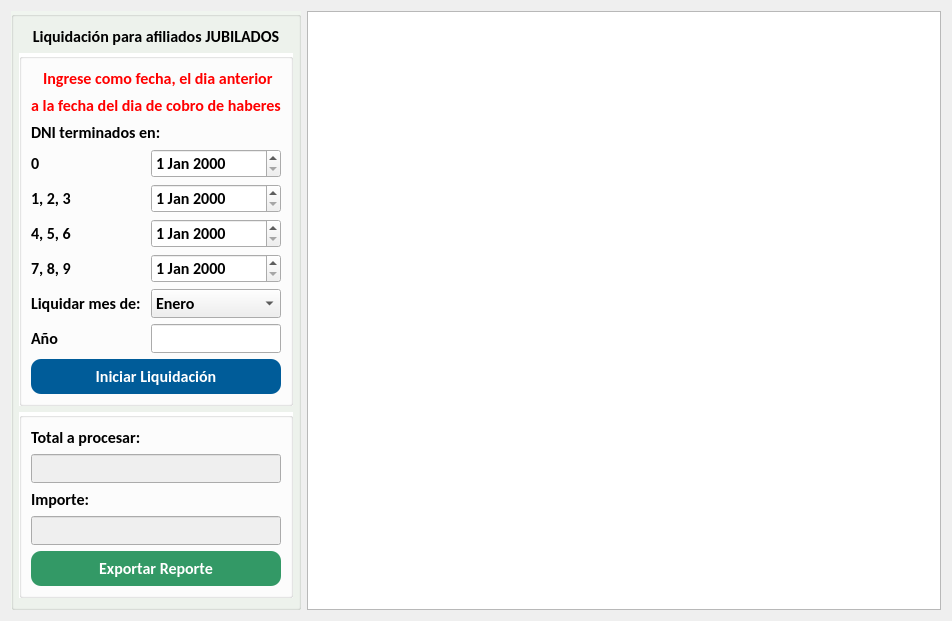
First picture: the form in gui/liquidadores/liquidadorJubilados.ui, repository shae-ra/sindicato, before the edit.
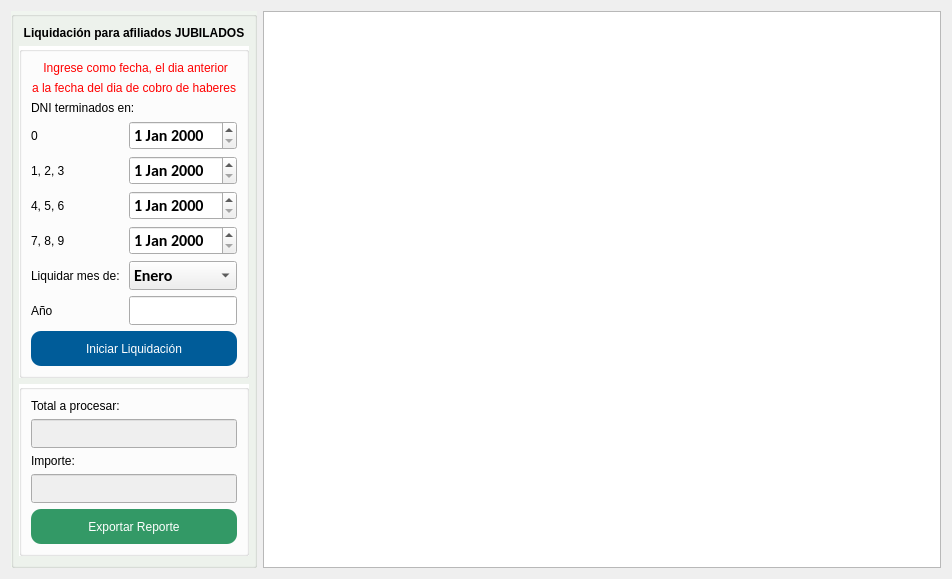
Second picture: the form after the edit. Icons and pictures are not drawn.

The edit to the form file:
```diff
--- a/gui/liquidadores/liquidadorJubilados.ui
+++ b/gui/liquidadores/liquidadorJubilados.ui
@@ -53,8 +53,6 @@
         </property>
         <property name="font">
          <font>
-          <family>Calibri</family>
-          <pointsize>12</pointsize>
           <weight>75</weight>
           <bold>true</bold>
          </font>
@@ -120,14 +118,6 @@
              <verstretch>0</verstretch>
             </sizepolicy>
            </property>
-           <property name="font">
-            <font>
-             <family>Calibri</family>
-             <pointsize>12</pointsize>
-             <weight>75</weight>
-             <bold>true</bold>
-            </font>
-           </property>
            <property name="mouseTracking">
             <bool>false</bool>
            </property>
@@ -165,14 +155,6 @@
              <verstretch>0</verstretch>
             </sizepolicy>
            </property>
-           <property name="font">
-            <font>
-             <family>Calibri</family>
-             <pointsize>12</pointsize>
-             <weight>75</weight>
-             <bold>true</bold>
-            </font>
-           </property>
            <property name="styleSheet">
             <string notr="true"/>
            </property>
@@ -312,14 +294,6 @@
              <verstretch>0</verstretch>
             </sizepolicy>
            </property>
-           <property name="font">
-            <font>
-             <family>Calibri</family>
-             <pointsize>12</pointsize>
-             <weight>75</weight>
-             <bold>true</bold>
-            </font>
-           </property>
            <property name="styleSheet">
             <string notr="true"/>
            </property>
@@ -345,14 +319,6 @@
              <verstretch>0</verstretch>
             </sizepolicy>
            </property>
-           <property name="font">
-            <font>
-             <family>Calibri</family>
-             <pointsize>12</pointsize>
-             <weight>75</weight>
-             <bold>true</bold>
-            </font>
-           </property>
            <property name="styleSheet">
             <string notr="true"/>
            </property>
@@ -378,14 +344,6 @@
              <verstretch>0</verstretch>
             </sizepolicy>
            </property>
-           <property name="font">
-            <font>
-             <family>Calibri</family>
-             <pointsize>12</pointsize>
-             <weight>75</weight>
-             <bold>true</bold>
-            </font>
-           </property>
            <property name="styleSheet">
             <string notr="true"/>
            </property>
@@ -423,14 +381,6 @@
              <verstretch>0</verstretch>
             </sizepolicy>
            </property>
-           <property name="font">
-            <font>
-             <family>Calibri</family>
-             <pointsize>12</pointsize>
-             <weight>75</weight>
-             <bold>true</bold>
-            </font>
-           </property>
            <property name="styleSheet">
             <string notr="true"/>
            </property>
@@ -462,14 +412,6 @@
              <height>35</height>
             </size>
            </property>
-           <property name="font">
-            <font>
-             <family>Calibri</family>
-             <pointsize>12</pointsize>
-             <weight>75</weight>
-             <bold>true</bold>
-            </font>
-           </property>
            <property name="styleSheet">
             <string notr="true">#btn_liquidar{
 background-color:#005c99;
@@ -523,14 +465,6 @@
              <verstretch>0</verstretch>
             </sizepolicy>
            </property>
-           <property name="font">
-            <font>
-             <family>Calibri</family>
-             <pointsize>12</pointsize>
-             <weight>75</weight>
-             <bold>true</bold>
-            </font>
-           </property>
            <property name="styleSheet">
             <string notr="true"/>
            </property>
@@ -550,14 +484,6 @@
          </item>
          <item row="1" column="0" colspan="2">
           <widget class="QLabel" name="label_4">
-           <property name="font">
-            <font>
-             <family>Calibri</family>
-             <pointsize>12</pointsize>
-             <weight>75</weight>
-             <bold>true</bold>
-            </font>
-           </property>
            <property name="styleSheet">
             <string notr="true">#label_4{
 color: red;
@@ -591,14 +517,6 @@
          </item>
          <item row="0" column="0" colspan="2">
           <widget class="QLabel" name="label">
-           <property name="font">
-            <font>
-             <family>Calibri</family>
-             <pointsize>12</pointsize>
-             <weight>75</weight>
-             <bold>true</bold>
-            </font>
-           </property>
            <property name="styleSheet">
             <string notr="true">#label{
 color: red;
@@ -640,14 +558,6 @@
              <verstretch>0</verstretch>
             </sizepolicy>
            </property>
-           <property name="font">
-            <font>
-             <family>Calibri</family>
-             <pointsize>12</pointsize>
-             <weight>75</weight>
-             <bold>true</bold>
-            </font>
-           </property>
            <property name="styleSheet">
             <string notr="true"/>
            </property>
@@ -715,14 +625,6 @@
              <verstretch>0</verstretch>
             </sizepolicy>
            </property>
-           <property name="font">
-            <font>
-             <family>Calibri</family>
-             <pointsize>12</pointsize>
-             <weight>75</weight>
-             <bold>true</bold>
-            </font>
-           </property>
            <property name="styleSheet">
             <string notr="true"/>
            </property>
@@ -748,14 +650,6 @@
              <height>35</height>
             </size>
            </property>
-           <property name="font">
-            <font>
-             <family>Calibri</family>
-             <pointsize>12</pointsize>
-             <weight>75</weight>
-             <bold>true</bold>
-            </font>
-           </property>
            <property name="styleSheet">
             <string notr="true">#btn_exportar{
 background-color:#339966;
```
Left out of the diff: 6 changed lines with no effect on the pictures.
